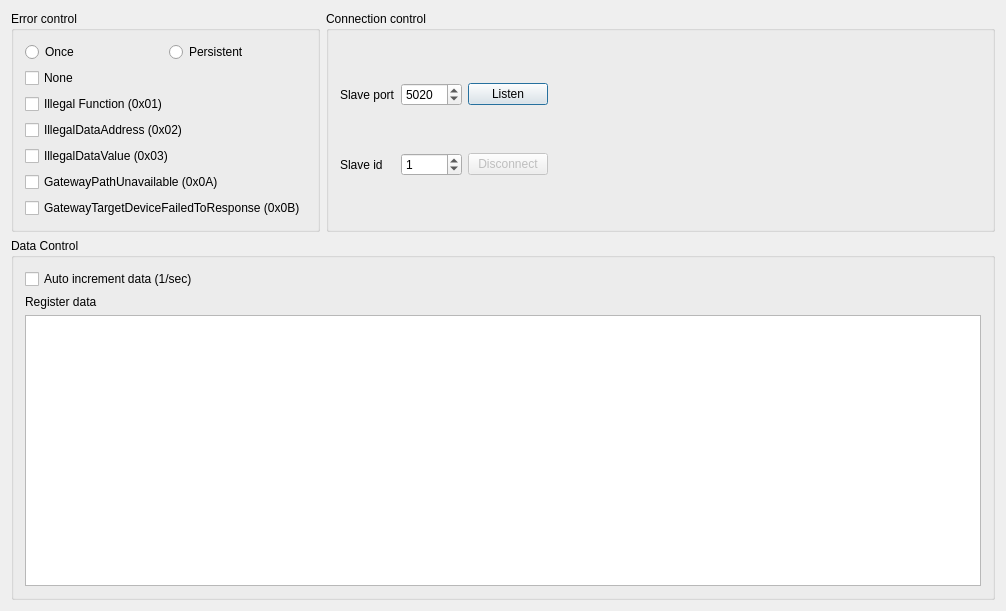
Before: the Qt Designer form src/mainwindow.ui in jgeudens/ModbusTestSlave, drawn with Qt 5.
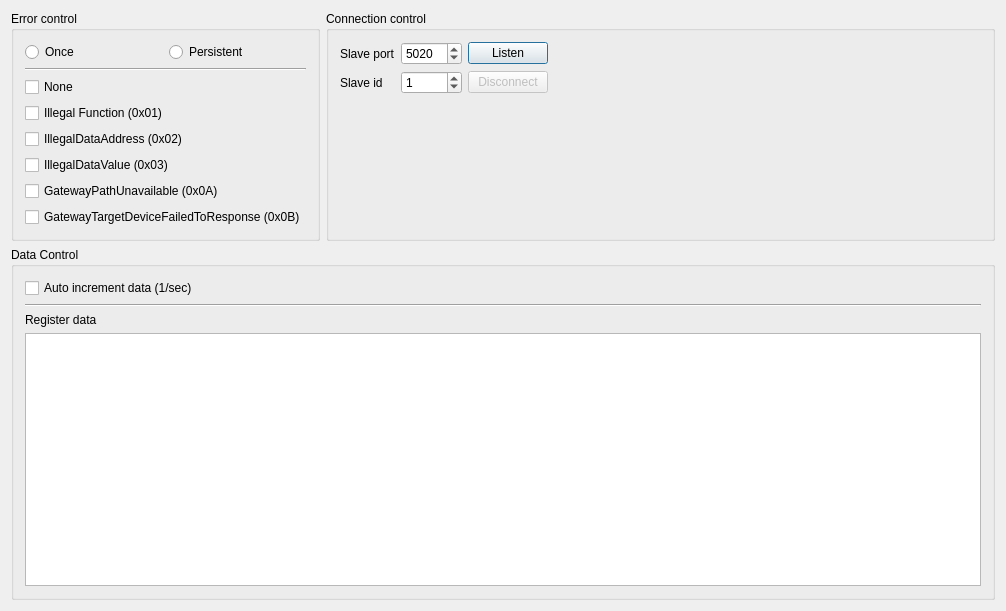
After: the same form once the commit is applied.

Diff of the .ui file:
```diff
--- a/src/mainwindow.ui
+++ b/src/mainwindow.ui
@@ -14,7 +14,7 @@
    <string>Modbus Test Server</string>
   </property>
   <widget class="QWidget" name="centralWidget">
-   <layout class="QVBoxLayout" name="verticalLayout_2">
+   <layout class="QVBoxLayout" name="verticalLayout_2" stretch="0,1">
     <item>
      <layout class="QHBoxLayout" name="horizontalLayout">
       <item>
@@ -43,48 +43,55 @@
          </item>
          <item>
           <layout class="QGridLayout" name="gridLayout_3">
-           <item row="3" column="0">
+           <item row="4" column="0">
             <widget class="QCheckBox" name="chkIllegalDataValue">
              <property name="text">
               <string>IllegalDataValue (0x03)</string>
              </property>
             </widget>
            </item>
-           <item row="1" column="0">
+           <item row="2" column="0">
             <widget class="QCheckBox" name="chkIllegalFunction">
              <property name="text">
               <string>Illegal Function (0x01)</string>
              </property>
             </widget>
            </item>
-           <item row="4" column="0">
+           <item row="5" column="0">
             <widget class="QCheckBox" name="chkGatewayPathUnavailable">
              <property name="text">
               <string>GatewayPathUnavailable (0x0A)</string>
              </property>
             </widget>
            </item>
-           <item row="5" column="0">
+           <item row="6" column="0">
             <widget class="QCheckBox" name="chkTargetNoResponse">
              <property name="text">
               <string>GatewayTargetDeviceFailedToResponse (0x0B)</string>
              </property>
             </widget>
            </item>
-           <item row="2" column="0">
+           <item row="3" column="0">
             <widget class="QCheckBox" name="chkIllegalDataAddress">
              <property name="text">
               <string>IllegalDataAddress (0x02)</string>
              </property>
             </widget>
            </item>
-           <item row="0" column="0">
+           <item row="1" column="0">
             <widget class="QCheckBox" name="chkNone">
              <property name="text">
               <string>None</string>
              </property>
             </widget>
            </item>
+           <item row="0" column="0">
+            <widget class="Line" name="line">
+             <property name="orientation">
+              <enum>Qt::Horizontal</enum>
+             </property>
+            </widget>
+           </item>
           </layout>
          </item>
         </layout>
@@ -106,10 +113,23 @@
            </property>
           </widget>
          </item>
-         <item row="2" column="1">
-          <widget class="QSpinBox" name="spinSlaveId">
-           <property name="value">
-            <number>1</number>
+         <item row="3" column="1">
+          <spacer name="verticalSpacer">
+           <property name="orientation">
+            <enum>Qt::Vertical</enum>
+           </property>
+           <property name="sizeHint" stdset="0">
+            <size>
+             <width>20</width>
+             <height>40</height>
+            </size>
+           </property>
+          </spacer>
+         </item>
+         <item row="2" column="0">
+          <widget class="QLabel" name="label_2">
+           <property name="text">
+            <string>Slave id</string>
            </property>
           </widget>
          </item>
@@ -126,26 +146,6 @@
            </property>
           </widget>
          </item>
-         <item row="1" column="0">
-          <widget class="QLabel" name="label">
-           <property name="text">
-            <string>Slave port</string>
-           </property>
-          </widget>
-         </item>
-         <item row="1" column="3">
-          <spacer name="horizontalSpacer">
-           <property name="orientation">
-            <enum>Qt::Horizontal</enum>
-           </property>
-           <property name="sizeHint" stdset="0">
-            <size>
-             <width>40</width>
-             <height>20</height>
-            </size>
-           </property>
-          </spacer>
-         </item>
          <item row="1" column="1">
           <widget class="QSpinBox" name="spinSlavePort">
            <property name="minimum">
@@ -159,13 +159,33 @@
            </property>
           </widget>
          </item>
-         <item row="2" column="0">
-          <widget class="QLabel" name="label_2">
+         <item row="1" column="0">
+          <widget class="QLabel" name="label">
            <property name="text">
-            <string>Slave id</string>
+            <string>Slave port</string>
            </property>
           </widget>
          </item>
+         <item row="2" column="1">
+          <widget class="QSpinBox" name="spinSlaveId">
+           <property name="value">
+            <number>1</number>
+           </property>
+          </widget>
+         </item>
+         <item row="1" column="3">
+          <spacer name="horizontalSpacer">
+           <property name="orientation">
+            <enum>Qt::Horizontal</enum>
+           </property>
+           <property name="sizeHint" stdset="0">
+            <size>
+             <width>40</width>
+             <height>20</height>
+            </size>
+           </property>
+          </spacer>
+         </item>
         </layout>
        </widget>
       </item>
@@ -182,6 +202,13 @@
        </item>
        <item>
         <layout class="QGridLayout" name="gridLayout_2">
+         <item row="2" column="0">
+          <widget class="QLabel" name="label_3">
+           <property name="text">
+            <string>Register data</string>
+           </property>
+          </widget>
+         </item>
          <item row="0" column="0">
           <widget class="QCheckBox" name="checkAutoIncrement">
            <property name="text">
@@ -189,16 +216,16 @@
            </property>
           </widget>
          </item>
-         <item row="1" column="0">
-          <widget class="QLabel" name="label_3">
-           <property name="text">
-            <string>Register data</string>
-           </property>
-          </widget>
-         </item>
-         <item row="2" column="0">
+         <item row="3" column="0">
           <widget class="QTableView" name="tblRegData"/>
          </item>
+         <item row="1" column="0">
+          <widget class="Line" name="line_2">
+           <property name="orientation">
+            <enum>Qt::Horizontal</enum>
+           </property>
+          </widget>
+         </item>
         </layout>
        </item>
       </layout>
```
